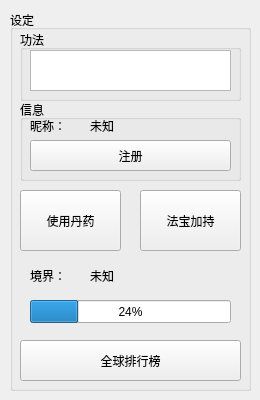
Old version of the form mainw.ui in the repository luobochuanqi/FishImmortality.
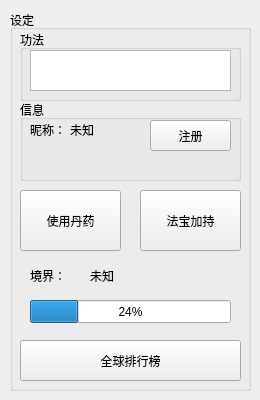
New version of the form.

The edit to the form file:
```diff
--- a/mainw.ui
+++ b/mainw.ui
@@ -143,8 +143,8 @@
       <rect>
        <x>10</x>
        <y>20</y>
-       <width>54</width>
-       <height>12</height>
+       <width>55</width>
+       <height>20</height>
       </rect>
      </property>
      <property name="text">
@@ -154,9 +154,9 @@
     <widget class="QLabel" name="stateLabel_2">
      <property name="geometry">
       <rect>
-       <x>70</x>
-       <y>16</y>
-       <width>151</width>
+       <x>50</x>
+       <y>20</y>
+       <width>80</width>
        <height>20</height>
       </rect>
      </property>
@@ -167,9 +167,9 @@
     <widget class="QPushButton" name="register_">
      <property name="geometry">
       <rect>
-       <x>10</x>
-       <y>40</y>
-       <width>201</width>
+       <x>130</x>
+       <y>20</y>
+       <width>81</width>
        <height>31</height>
       </rect>
      </property>
```
Left out of the diff: 2 changed lines with no effect on the pictures.
